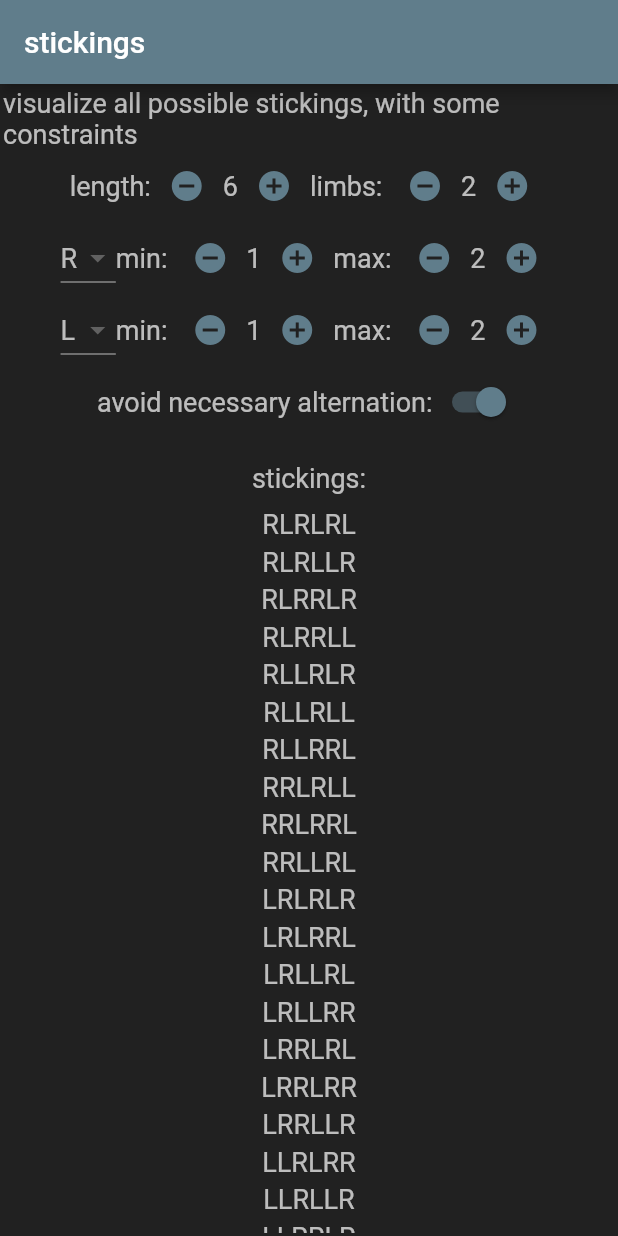
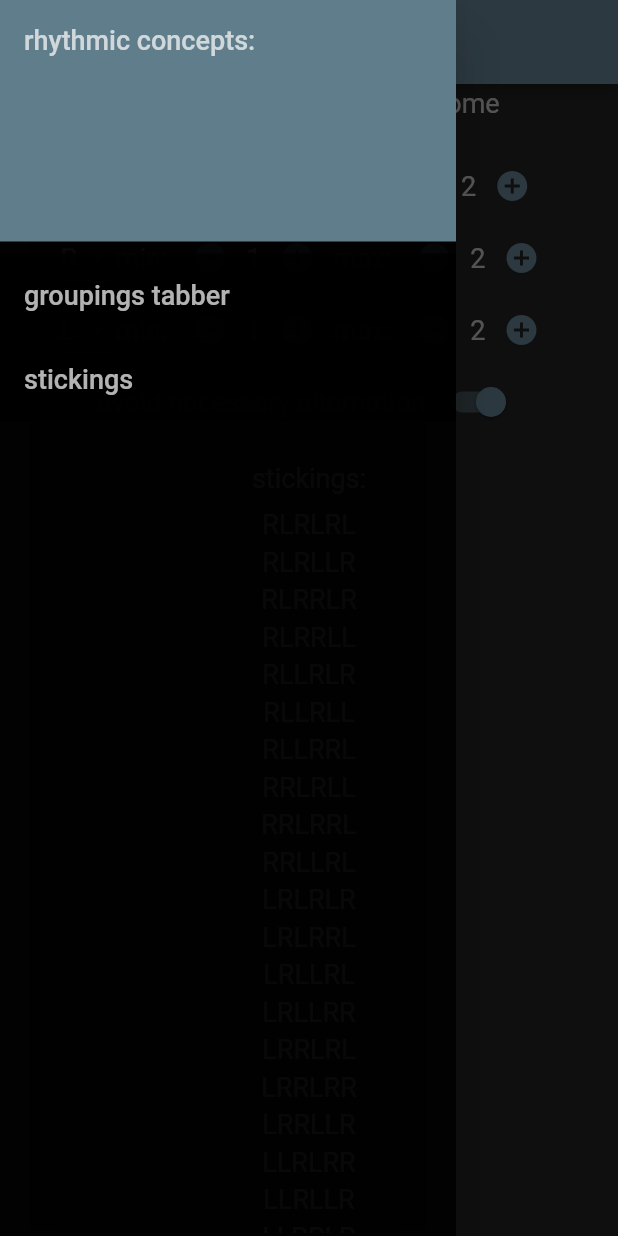
Before and after one commit to bgreenbones/drumPracticeHelper, a Flutter app: the screen it shows after launch, with the side drawer open (before the commit the screen has no drawer), on a phone screen of 412 x 824 dp. Run offline on Flutter 3.47's test engine with Material 2 defaults, Android fonts, the phone set to English and light mode, and no system bars; our stand-ins replace google_mobile_ads, wakelock; network calls fail.

Commit message:
drawer for switching between concepts. fixed a text field editting bug

```diff
--- a/lib/main.dart
+++ b/lib/main.dart
@@ -18,6 +18,13 @@ class MyApp extends StatefulWidget {
 }
 
 class _MyAppState extends State<MyApp> {
+  String _currentConceptName = "stickings";
+  Widget _currentConcept = const PossibleStickings();
+  final Map<String, Widget> _concepts = {
+    "groupings tabber": const Groupings(),
+    "stickings": const PossibleStickings()
+  };
+
   BannerAd? _bannerAd;
 
   Future<InitializationStatus> _initGoogleMobileAds() {
@@ -58,9 +65,42 @@ class _MyAppState extends State<MyApp> {
         title: 'Drum Helper',
         home: Scaffold(
             appBar: AppBar(
-              title: const Text("stickings"),
+              title: Text(_currentConceptName),
               backgroundColor: trimColor,
             ),
+            drawer: Drawer(
+                backgroundColor: backgroundColor,
+                child: Builder(
+                    builder: (context) => ListView(
+                          // Important: Remove any padding from the ListView.
+                          padding: EdgeInsets.zero,
+                          children: <Widget>[
+                                const DrawerHeader(
+                                  decoration: BoxDecoration(
+                                    color: trimColor,
+                                  ),
+                                  child: Text('rhythmic concepts:',
+                                      style: defaultText),
+                                )
+                              ] +
+                              _concepts.keys
+                                  .map(
+                                    (conceptName) => ListTile(
+                                      title:
+                                          Text(conceptName, style: defaultText),
+                                      tileColor: backgroundColor,
+                                      onTap: () {
+                                        setState(() => {
+                                              _currentConceptName = conceptName,
+                                              _currentConcept =
+                                                  _concepts[conceptName]!
+                                            });
+                                        Navigator.pop(context);
+                                      },
+                                    ),
+                                  )
+                                  .toList(),
+                        ))),
             body: FutureBuilder<void>(
                 future: _initGoogleMobileAds(),
                 builder: (BuildContext context, AsyncSnapshot<void> snapshot) {
@@ -79,9 +119,9 @@ class _MyAppState extends State<MyApp> {
                                       child: AdWidget(ad: _bannerAd!),
                                     ),
                                   ),
-                                  const PossibleStickings()
+                                  _currentConcept
                                 ])
-                              : const PossibleStickings()));
+                              : _currentConcept));
                 })));
   }
 }
```
Also changed, not shown: lib/groupings.dart (+40 -38 lines).
